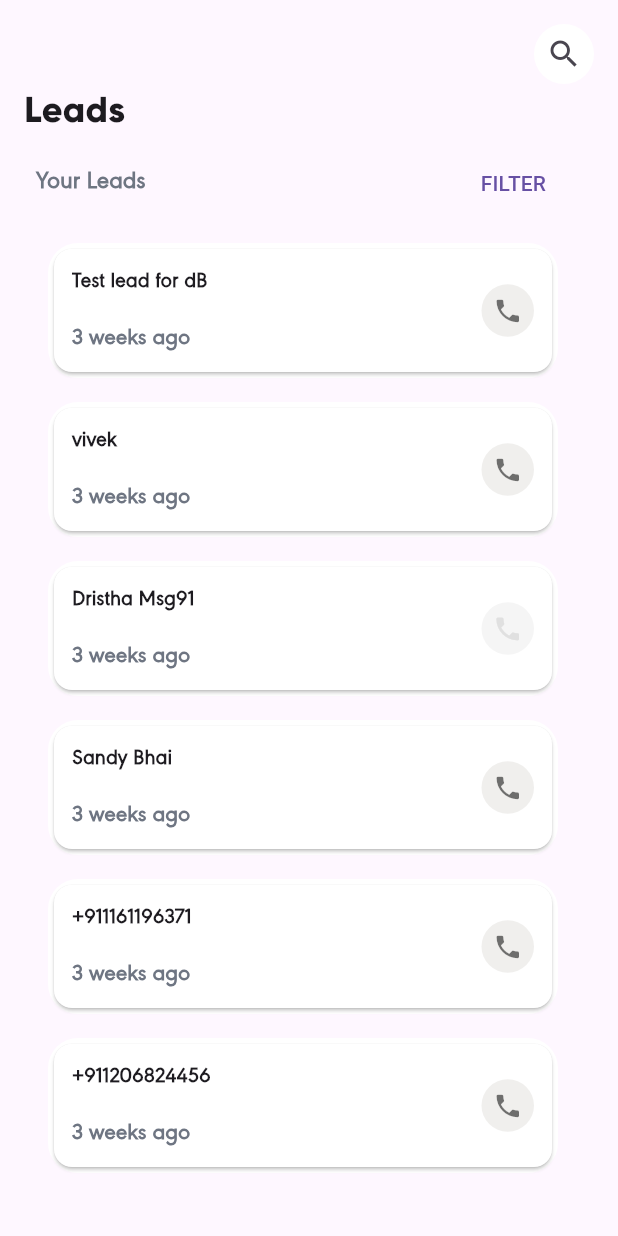
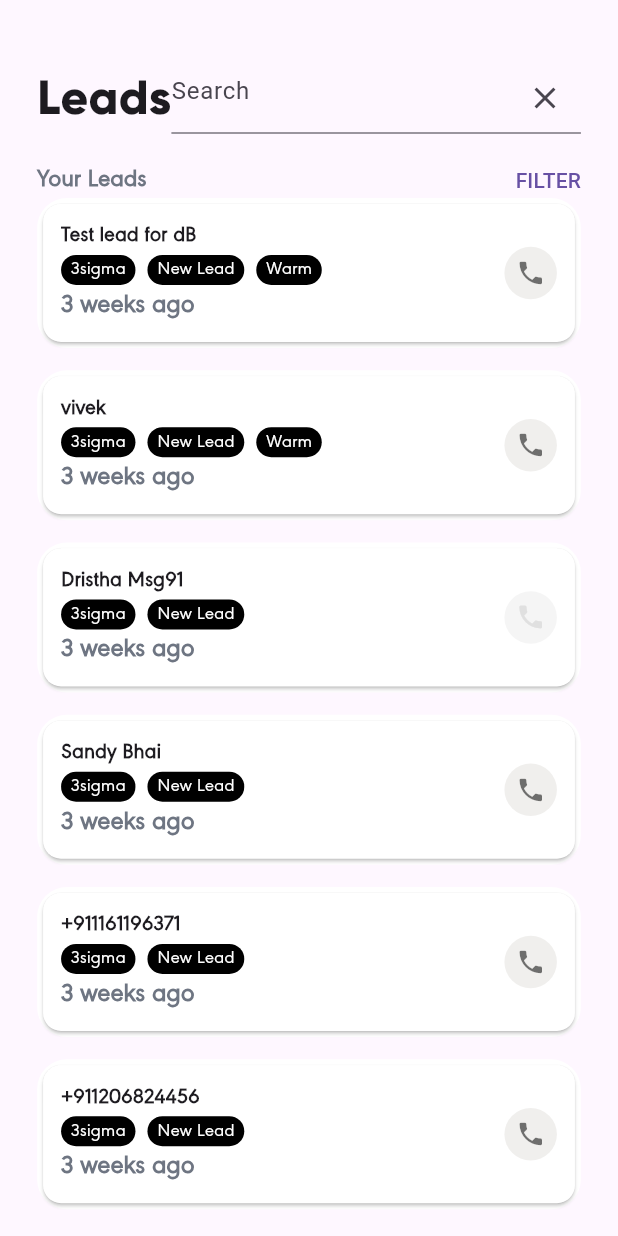
Before and after one commit to Gorpu/contatos, a Flutter app: the screen it shows after launch, after a tap on "FILTER", on a phone screen of 412 x 824 dp. Run offline on Flutter 3.47's test engine with Material 3 defaults, Android fonts, the phone set to English and light mode, and no system bars.

Commit message:
app_icon_search.dart está bugado

```diff
--- a/lib/components/app_card.dart
+++ b/lib/components/app_card.dart
@@ -4,11 +4,13 @@ import 'package:leads/components/app_phone_icon.dart';
 class AppCard extends StatelessWidget {
   final String? nome;
   final String? telefone;
+  final List<String>? tags;
   final String? visto;
   final bool? ligar;
   const AppCard({
     super.key,
     required this.nome,
+    this.tags,
     this.telefone,
     this.visto,
     this.ligar,
@@ -16,9 +18,8 @@ class AppCard extends StatelessWidget {
 
   @override
   Widget build(BuildContext context) {
-    return ListTile(
-      title: Container(
-        height: 90,
+    return Container(
+      height: 100,
       decoration: BoxDecoration(
         color: const Color.fromARGB(255, 255, 255, 255),
         borderRadius: BorderRadius.circular(20),
@@ -26,7 +27,7 @@ class AppCard extends StatelessWidget {
       child: Card(
         color: Colors.white,
         child: Padding(
-            padding: const EdgeInsets.all(12.0),
+          padding: const EdgeInsets.all(12),
           child: Row(
             mainAxisAlignment: MainAxisAlignment.spaceBetween,
             children: [
@@ -41,12 +42,37 @@ class AppCard extends StatelessWidget {
                       fontWeight: FontWeight.w800,
                     ),
                   ),
+                  Row(
+                    children: [
+                      if (tags != null && tags!.isNotEmpty && tags!.length >= 2)
+                        ...tags!.map(
+                          (teg) => Container(
+                            height: 20,
+                            padding: EdgeInsets.only(top: 2),
+                            margin: EdgeInsets.only(right: 8),
+                            decoration: BoxDecoration(
+                              color: const Color.fromARGB(255, 0, 0, 0),
+                              borderRadius: BorderRadius.circular(12),
+                            ),
+                            child: Text(
+                              "  $teg  ",
+                              style: TextStyle(
+                                fontFamily: "URWGeometric",
+                                fontSize: 12,
+                                color: Colors.white,
+                              ),
+                            ),
+                          ),
+                        ),
+                    ],
+                  ),
+
                   Text(
                     "$visto",
                     style: TextStyle(
                       fontFamily: "URWGeometric",
                       fontWeight: FontWeight.w600,
-                        fontSize: 15,
+                      fontSize: 17,
                       color: Color(0xFF6E7582),
                     ),
                   ),
@@ -57,7 +83,6 @@ class AppCard extends StatelessWidget {
           ),
         ),
       ),
-      ),
     );
   }
 }
--- a/lib/components/app_contacts_list.dart
+++ b/lib/components/app_contacts_list.dart
@@ -1,6 +1,6 @@
 import "package:flutter/material.dart";
 import "package:leads/components/app_card.dart";
-import "package:leads/data/data_contacts.dart";
+import "package:leads/customer/Models/data/contatos_model.dart";
 
 class AppContactsList extends StatefulWidget {
   final List<Map<String, dynamic>>? contatos;
@@ -13,16 +13,24 @@ class AppContactsList extends StatefulWidget {
 class _AppContactsListState extends State<AppContactsList> {
   @override
   Widget build(BuildContext context) {
-    final contatos = dataContacts();
+    final contatosModel = ContatosModel();
+    final contatos = contatosModel.dataContactsModel();
     return SizedBox(
       height: MediaQuery.of(context).size.height - 45,
       child: ListView.builder(
         itemCount: contatos.length,
         itemBuilder: (context, index) {
-          String nome = contatos[index]["name"] ?? contatos[index]["phone"];
-          bool ligar = contatos[index]["calling"];
-          String visto = contatos[index]["lastSeen"];
-          return AppCard(nome: nome, ligar: ligar, visto: visto);
+          final contato = contatos[index];
+          String? nome = contato.name ?? contato.phone;
+          List<String> tegs = contato.tags ?? [""];
+          bool ligar = contato.calling ?? false;
+          String visto = contato.lastSeen ?? "No records";
+          return AppCard(
+            nome: nome,
+            ligar: ligar,
+            tags: [...tegs],
+            visto: visto,
+          );
         },
       ),
     );
--- a/lib/components/app_filter_button.dart
+++ b/lib/components/app_filter_button.dart
@@ -11,9 +11,7 @@ class AppFilterButton extends StatefulWidget {
 class _AppFilterButtonState extends State<AppFilterButton> {
   @override
   Widget build(BuildContext context) {
-    return Padding(
-      padding: const EdgeInsets.all(8.0),
-      child: Row(
+    return Row(
       mainAxisAlignment: MainAxisAlignment.spaceBetween,
       crossAxisAlignment: CrossAxisAlignment.center,
       children: [
@@ -26,16 +24,16 @@ class _AppFilterButtonState extends State<AppFilterButton> {
             color: Color.fromRGBO(110, 117, 130, 1),
           ),
         ),
-          ElevatedButton(
-            style: ElevatedButton.styleFrom(
-              backgroundColor: Colors.transparent,
-              shadowColor: Colors.transparent,
+        TextButton(
+          onPressed: widget.onPressed,
+          style: TextButton.styleFrom(
+            padding: EdgeInsets.zero,
+            minimumSize: Size.zero,
+            tapTargetSize: MaterialTapTargetSize.shrinkWrap,
           ),
-            onPressed: widget.onPressed,
           child: Text("FILTER"),
         ),
       ],
-      ),
     );
   }
 }
--- a/lib/components/app_icon_search.dart
+++ b/lib/components/app_icon_search.dart
@@ -10,51 +10,41 @@ class AppIconSearch extends StatefulWidget {
 }
 
 class _AppIconSearchState extends State<AppIconSearch> {
-  bool mostrarCampo = false;
+  bool mostrarCampo = true;
   @override
   Widget build(BuildContext context) {
-    return Row(
-      mainAxisAlignment: MainAxisAlignment.end,
-      children: [
-        if (!mostrarCampo)
-          Container(
-            decoration: BoxDecoration(
-              color: const Color.fromARGB(255, 255, 255, 255),
-              borderRadius: BorderRadius.circular(20),
-            ),
-            width: 40,
-            height: 40,
-            child: IconButton(
-              icon: Icon(Icons.search),
-              onPressed: () {
-                setState(() => mostrarCampo = true);
-                widget.acao?.call();
-              },
-            ),
-          )
-        else
-          Expanded(
-            child: Container(
-              color: const Color.fromARGB(255, 240, 239, 237),
-              width: 150,
+    return mostrarCampo
+        ? Expanded(
           child: TextField(
             onChanged: widget.onChanged,
-                autofocus: true,
             decoration: InputDecoration(
-                  hintText: "Pesquisar",
+              hintText: "Search",
               suffixIcon: IconButton(
+                onPressed: () {
+                  Scaffold.of(context).showBottomSheet((BuildContext context) {
+                    return Container(
+                      width: 400,
+                      height: 400,
+                      color: const Color.fromARGB(255, 255, 255, 255),
+                      child: Column(),
+                    );
+                  });
+                  setState(() {
+                    mostrarCampo = false;
+                  });
+                },
                 icon: Icon(Icons.close),
-                    onPressed:
-                        () => setState(() {
-                          mostrarCampo = !mostrarCampo;
-                          widget.onChanged?.call("");
-                        }),
               ),
             ),
           ),
-            ),
-          ),
-      ],
+        )
+        : IconButton(
+          onPressed: () {
+            setState(() {
+              mostrarCampo = true;
+            });
+          },
+          icon: Icon(Icons.search),
         );
   }
 }
--- a/lib/components/app_label.dart
+++ b/lib/components/app_label.dart
@@ -11,7 +11,7 @@ class AppLabel extends StatelessWidget {
       style: TextStyle(
         fontFamily: "Gilroy",
         fontWeight: FontWeight.w600,
-        fontSize: 24,
+        fontSize: 32,
       ),
     );
   }
--- /dev/null
+++ b/lib/customer/Models/data/contatos_model.dart
@@ -0,0 +1,110 @@
+class ContatosModel {
+  String? name;
+  String? phone;
+  List<String>? tags;
+  bool? calling;
+  String? lastSeen;
+  ContatosModel({
+    this.name,
+    this.phone,
+    this.tags,
+    this.calling,
+    this.lastSeen,
+  });
+  List<ContatosModel> dataContactsModel() {
+    List<Map<String, dynamic>> listContatos = [
+      {
+        "name": "Test lead for dB",
+        "phone": null,
+        "tags": ["3sigma", "New Lead", "Warm"],
+        "calling": true,
+        "lastSeen": "3 weeks ago",
+      },
+      {
+        "name": "vivek",
+        "phone": null,
+        "tags": ["3sigma", "New Lead", "Warm"],
+        "calling": true,
+        "lastSeen": "3 weeks ago",
+      },
+      {
+        "name": "Dristha Msg91",
+        "phone": null,
+        "tags": ["3sigma", "New Lead"],
+        "calling": false,
+        "lastSeen": "3 weeks ago",
+      },
+      {
+        "name": "Sandy Bhai",
+        "phone": null,
+        "tags": ["3sigma", "New Lead"],
+        "calling": true,
+        "lastSeen": "3 weeks ago",
+      },
+      {
+        "name": null,
+        "phone": "+911161196371",
+        "tags": ["3sigma", "New Lead"],
+        "calling": true,
+        "lastSeen": "3 weeks ago",
+      },
+      {
+        "name": null,
+        "phone": "+911206824456",
+        "tags": ["3sigma", "New Lead"],
+        "calling": true,
+        "lastSeen": "3 weeks ago",
+      },
+    ];
+    return listContatos.map((item) {
+      return ContatosModel(
+        name: item["name"],
+        phone: item["phone"],
+        tags: item["tags"],
+        calling: item["calling"],
+        lastSeen: item["lastSeen"],
+      );
+    }).toList();
+  }
+
+  List<Map<String, dynamic>> dataContacts() {
+    return [
+      {
+        "name": "Test lead for dB",
+        "phone": null,
+        "calling": true,
+        "lastSeen": "3 weeks ago",
+      },
+      {
+        "name": "vivek",
+        "phone": null,
+        "calling": true,
+        "lastSeen": "3 weeks ago",
+      },
+      {
+        "name": "Dristha Msg91",
+        "phone": null,
+        "calling": false,
+        "lastSeen": "3 weeks ago",
+      },
+      {
+        "name": "Sandy Bhai",
+        "phone": null,
+        "calling": true,
+        "lastSeen": "3 weeks ago",
+      },
+      {
+        "name": null,
+        "phone": "+911161196371",
+        "calling": true,
+        "lastSeen": "3 weeks ago",
+      },
+      {
+        "name": null,
+        "phone": "+911206824456",
+        "calling": true,
+        "lastSeen": "3 weeks ago",
+      },
+    ];
+  }
+}
--- a/lib/customer/leads_view.dart
+++ b/lib/customer/leads_view.dart
@@ -1,8 +1,9 @@
 import "package:flutter/material.dart";
-import "package:leads/components/app_contacts_list.dart";
+import "package:leads/components/app_card.dart";
 import "package:leads/components/app_filter_button.dart";
 import "package:leads/components/app_icon_search.dart";
 import "package:leads/components/app_label.dart";
+import "package:leads/customer/Models/data/contatos_model.dart";
 import "package:leads/customer/leads_view_model.dart";
 
 class LeadsView extends StatefulWidget {
@@ -13,39 +14,70 @@ class LeadsView extends StatefulWidget {
 }
 
 class _LeadsViewState extends State<LeadsView> {
+  late ContatosModel contatosModel = ContatosModel();
+  late var contatos = contatosModel.dataContactsModel();
+
   LeadsViewModel view = LeadsViewModel();
   bool mostrarList = false;
   String? contactName;
   @override
   Widget build(BuildContext context) {
+    final size = MediaQuery.sizeOf(context);
     return Scaffold(
-      body: SingleChildScrollView(
-        child: Padding(
-          padding: const EdgeInsets.all(16.0),
+      body: Padding(
+        padding: EdgeInsets.only(
+          left: size.width * 0.06,
+          right: size.width * 0.06,
+          top: size.height * 0.05,
+        ),
         child: Column(
           crossAxisAlignment: CrossAxisAlignment.start,
           children: [
+            Row(
+              mainAxisAlignment: MainAxisAlignment.spaceBetween,
+              children: [
+                AppLabel(label: "Leads"),
                 AppIconSearch(
                   onChanged: (value) {
                     contactName = value;
                     view.filterSearchAction(value);
                   },
                 ),
-              AppLabel(label: "Leads"),
-              AppFilterButton(
+              ],
+            ),
+            Padding(
+              padding: EdgeInsets.only(top: size.height * 0.024),
+              child: AppFilterButton(
                 onPressed: () {
                   setState(() {
-                    mostrarList = !mostrarList;
+                    mostrarList = true;
                   });
                 },
               ),
+            ),
             if (mostrarList)
-                AppContactsList(
-                  contatos: view.filterSearchAction(contactName ?? ""),
+              Expanded(
+                child: ListView.builder(
+                  itemCount: contatos.length,
+                  itemBuilder: (context, index) {
+                    final contato = contatos[index];
+                    String? nome = contato.name ?? contato.phone;
+                    List<String> tegs = contato.tags ?? [""];
+                    bool ligar = contato.calling ?? false;
+                    String visto = contato.lastSeen ?? "No records";
+                    return Padding(
+                      padding: EdgeInsets.only(bottom: size.height * 0.018),
+                      child: AppCard(
+                        nome: nome,
+                        ligar: ligar,
+                        tags: [...tegs],
+                        visto: visto,
                       ),
-              AppContactsList(),
+                    );
+                  },
+                ),
+              ),
           ],
-          ),
         ),
       ),
     );
--- a/lib/customer/leads_view_model.dart
+++ b/lib/customer/leads_view_model.dart
@@ -1,14 +1,25 @@
-import 'package:leads/data/data_contacts.dart';
+import 'package:leads/customer/Models/data/contatos_model.dart';
 
 class LeadsViewModel {
+  final contatosModel = ContatosModel();
+
   String nome = "";
-
   List<Map<String, dynamic>>? filterSearchAction(String value) {
-    List<Map<String, dynamic>> data = dataContacts();
+    List<ContatosModel> data = contatosModel.dataContactsModel();
 
     nome = value;
-    if (data.any((item) => item["name"] == value)) {
-      return data.where((item) => item["name"] == value).toList();
+    if (data.any((value) => value.name == nome)) {
+      return data
+          .where((item) => item.name == value)
+          .map(
+            (contato) => {
+              "name": contato.name,
+              "phone": contato.phone,
+              "calling": contato.calling,
+              "lastSeen": contato.lastSeen,
+            },
+          )
+          .toList();
     } else {
       return null;
     }
--- a/lib/data/data_contacts.dart
+++ /dev/null
@@ -1,40 +0,0 @@
-List<Map<String, dynamic>> dataContacts() {
-  return [
-    {
-      "name": "Test lead for dB",
-      "phone": null,
-      "calling": true,
-      "lastSeen": "3 weeks ago",
-    },
-    {
-      "name": "vivek",
-      "phone": null,
-      "calling": true,
-      "lastSeen": "3 weeks ago",
-    },
-    {
-      "name": "Dristha Msg91",
-      "phone": null,
-      "calling": false,
-      "lastSeen": "3 weeks ago",
-    },
-    {
-      "name": "Sandy Bhai",
-      "phone": null,
-      "calling": true,
-      "lastSeen": "3 weeks ago",
-    },
-    {
-      "name": null,
-      "phone": "+911161196371",
-      "calling": true,
-      "lastSeen": "3 weeks ago",
-    },
-    {
-      "name": null,
-      "phone": "+911206824456",
-      "calling": true,
-      "lastSeen": "3 weeks ago",
-    },
-  ];
-}
```
Lines whose indentation alone changed are shown as unchanged.
